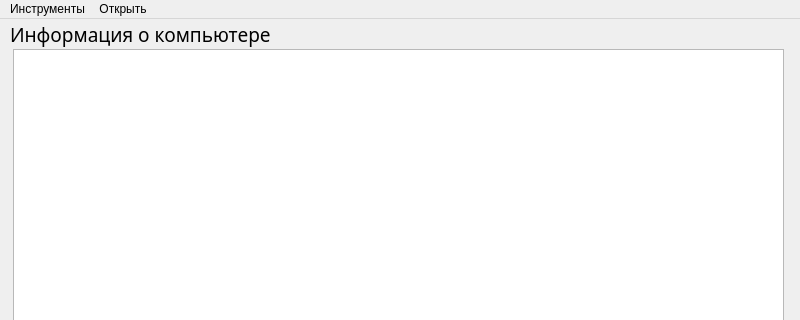
Above: main_us_ex.ui from PhotikLed/UsExMonitoring before the change; both pictures show x 0 to 800 and y 0 to 320 of the 800 by 576 pixel window. Below: the same form after it.
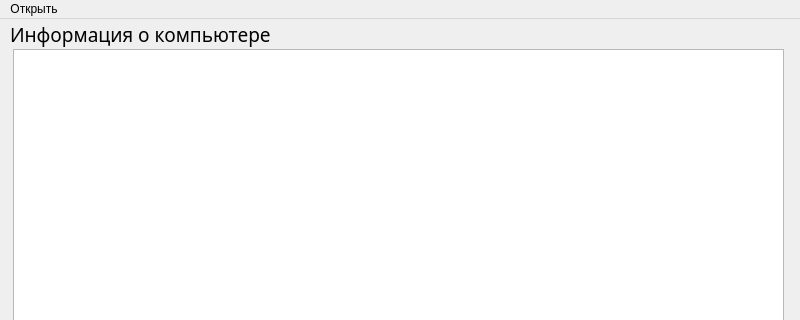
That is the form after the change.

```diff
--- a/main_us_ex.ui
+++ b/main_us_ex.ui
@@ -119,12 +119,6 @@
      <height>21</height>
     </rect>
    </property>
-   <widget class="QMenu" name="tools">
-    <property name="title">
-     <string>Инструменты</string>
-    </property>
-    <addaction name="Smart"/>
-   </widget>
    <widget class="QMenu" name="open">
     <property name="title">
      <string>Открыть</string>
@@ -132,7 +126,6 @@
     <addaction name="monitor"/>
     <addaction name="conf"/>
    </widget>
-   <addaction name="tools"/>
    <addaction name="open"/>
   </widget>
   <widget class="QStatusBar" name="statusbar"/>
```
